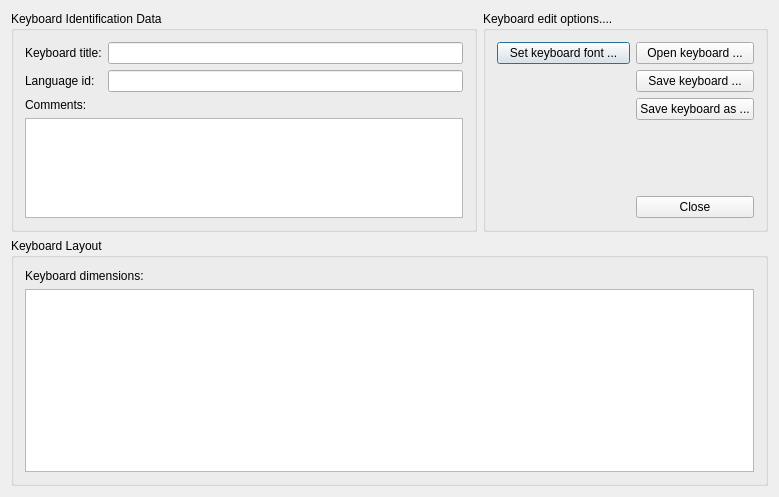
Above: src/ui/ktouchkeyboardeditordialog.ui from KDE/ktouch before the change. Below: the same form after it.
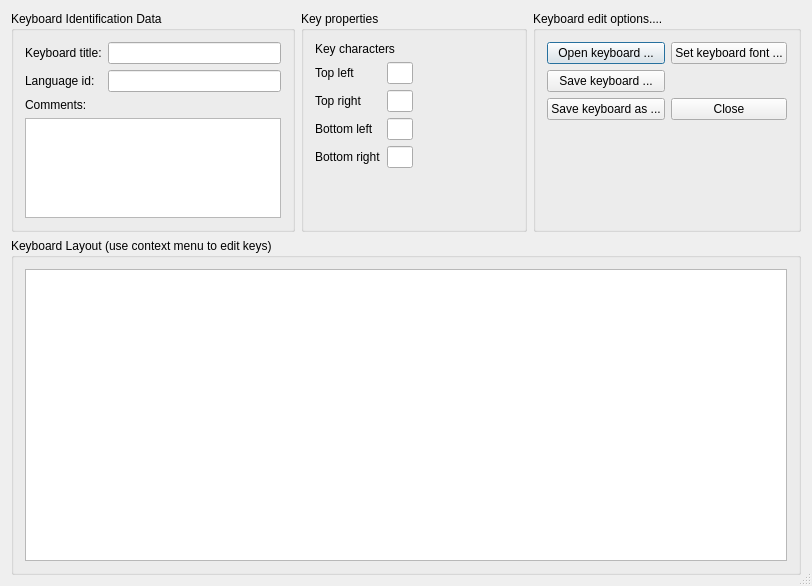
That is the form after the change.

Commit message: Keyboard editor works for normal keys.

What changed in the file:
```diff
--- a/src/ui/ktouchkeyboardeditordialog.ui
+++ b/src/ui/ktouchkeyboardeditordialog.ui
@@ -5,13 +5,16 @@
    <rect>
     <x>0</x>
     <y>0</y>
-    <width>779</width>
-    <height>497</height>
+    <width>812</width>
+    <height>586</height>
    </rect>
   </property>
   <property name="windowTitle" >
    <string>Keyboard Layout Editor</string>
   </property>
+  <property name="sizeGripEnabled" >
+   <bool>true</bool>
+  </property>
   <layout class="QGridLayout" >
    <item row="0" column="0" >
     <widget class="QGroupBox" name="groupBox3" >
@@ -94,6 +97,156 @@
     </widget>
    </item>
    <item row="0" column="1" >
+    <widget class="QGroupBox" name="keyPropertiesBox" >
+     <property name="title" >
+      <string>Key properties</string>
+     </property>
+     <layout class="QGridLayout" >
+      <item row="0" column="0" >
+       <layout class="QGridLayout" >
+        <item row="0" column="0" colspan="2" >
+         <widget class="QLabel" name="label" >
+          <property name="sizePolicy" >
+           <sizepolicy vsizetype="Preferred" hsizetype="Minimum" >
+            <horstretch>0</horstretch>
+            <verstretch>0</verstretch>
+           </sizepolicy>
+          </property>
+          <property name="text" >
+           <string>Key characters</string>
+          </property>
+         </widget>
+        </item>
+        <item row="1" column="0" >
+         <widget class="QLabel" name="label_2" >
+          <property name="text" >
+           <string>Top left</string>
+          </property>
+         </widget>
+        </item>
+        <item row="1" column="1" >
+         <widget class="QLineEdit" name="topLeftChar" >
+          <property name="sizePolicy" >
+           <sizepolicy vsizetype="Fixed" hsizetype="Preferred" >
+            <horstretch>0</horstretch>
+            <verstretch>0</verstretch>
+           </sizepolicy>
+          </property>
+          <property name="maximumSize" >
+           <size>
+            <width>26</width>
+            <height>16777215</height>
+           </size>
+          </property>
+         </widget>
+        </item>
+        <item row="2" column="0" >
+         <widget class="QLabel" name="label_3" >
+          <property name="text" >
+           <string>Top right</string>
+          </property>
+         </widget>
+        </item>
+        <item row="2" column="1" >
+         <widget class="QLineEdit" name="topRightChar" >
+          <property name="sizePolicy" >
+           <sizepolicy vsizetype="Fixed" hsizetype="Preferred" >
+            <horstretch>0</horstretch>
+            <verstretch>0</verstretch>
+           </sizepolicy>
+          </property>
+          <property name="minimumSize" >
+           <size>
+            <width>26</width>
+            <height>0</height>
+           </size>
+          </property>
+          <property name="maximumSize" >
+           <size>
+            <width>26</width>
+            <height>16777215</height>
+           </size>
+          </property>
+         </widget>
+        </item>
+        <item row="3" column="0" >
+         <widget class="QLabel" name="label_4" >
+          <property name="text" >
+           <string>Bottom left</string>
+          </property>
+         </widget>
+        </item>
+        <item row="3" column="1" >
+         <widget class="QLineEdit" name="bottomLeftChar" >
+          <property name="sizePolicy" >
+           <sizepolicy vsizetype="Fixed" hsizetype="Preferred" >
+            <horstretch>0</horstretch>
+            <verstretch>0</verstretch>
+           </sizepolicy>
+          </property>
+          <property name="maximumSize" >
+           <size>
+            <width>26</width>
+            <height>16777215</height>
+           </size>
+          </property>
+         </widget>
+        </item>
+        <item row="4" column="0" >
+         <widget class="QLabel" name="label_5" >
+          <property name="text" >
+           <string>Bottom right</string>
+          </property>
+         </widget>
+        </item>
+        <item row="4" column="1" >
+         <widget class="QLineEdit" name="bottomRightChar" >
+          <property name="sizePolicy" >
+           <sizepolicy vsizetype="Fixed" hsizetype="Preferred" >
+            <horstretch>0</horstretch>
+            <verstretch>0</verstretch>
+           </sizepolicy>
+          </property>
+          <property name="maximumSize" >
+           <size>
+            <width>26</width>
+            <height>16777215</height>
+           </size>
+          </property>
+         </widget>
+        </item>
+       </layout>
+      </item>
+      <item row="0" column="1" >
+       <spacer>
+        <property name="orientation" >
+         <enum>Qt::Horizontal</enum>
+        </property>
+        <property name="sizeHint" >
+         <size>
+          <width>21</width>
+          <height>20</height>
+         </size>
+        </property>
+       </spacer>
+      </item>
+      <item row="1" column="0" >
+       <spacer>
+        <property name="orientation" >
+         <enum>Qt::Vertical</enum>
+        </property>
+        <property name="sizeHint" >
+         <size>
+          <width>20</width>
+          <height>21</height>
+         </size>
+        </property>
+       </spacer>
+      </item>
+     </layout>
+    </widget>
+   </item>
+   <item row="0" column="2" >
     <widget class="QGroupBox" name="groupBox" >
      <property name="sizePolicy" >
       <sizepolicy vsizetype="Preferred" hsizetype="Preferred" >
@@ -104,49 +257,63 @@
      <property name="title" >
       <string>Keyboard edit options....</string>
      </property>
-     <layout class="QGridLayout" >
-      <item row="0" column="0" >
-       <widget class="QPushButton" name="setFontButton" >
-        <property name="text" >
-         <string>Set keyboard font ...</string>
-        </property>
-       </widget>
+     <layout class="QVBoxLayout" >
+      <item>
+       <layout class="QGridLayout" >
+        <item row="0" column="0" >
+         <widget class="QPushButton" name="openButton" >
+          <property name="text" >
+           <string>Open keyboard ...</string>
+          </property>
+         </widget>
+        </item>
+        <item row="0" column="1" >
+         <widget class="QPushButton" name="setFontButton" >
+          <property name="text" >
+           <string>Set keyboard font ...</string>
+          </property>
+         </widget>
+        </item>
+        <item row="1" column="0" >
+         <widget class="QPushButton" name="saveButton" >
+          <property name="text" >
+           <string>Save keyboard ...</string>
+          </property>
+         </widget>
+        </item>
+        <item row="1" column="1" >
+         <spacer>
+          <property name="orientation" >
+           <enum>Qt::Vertical</enum>
+          </property>
+          <property name="sizeType" >
+           <enum>QSizePolicy::Minimum</enum>
+          </property>
+          <property name="sizeHint" >
+           <size>
+            <width>20</width>
+            <height>20</height>
+           </size>
+          </property>
+         </spacer>
+        </item>
+        <item row="2" column="0" >
+         <widget class="QPushButton" name="saveAsButton" >
+          <property name="text" >
+           <string>Save keyboard as ...</string>
+          </property>
+         </widget>
+        </item>
+        <item row="2" column="1" >
+         <widget class="QPushButton" name="closeButton" >
+          <property name="text" >
+           <string>Close</string>
+          </property>
+         </widget>
+        </item>
+       </layout>
       </item>
-      <item row="0" column="1" >
-       <widget class="QPushButton" name="openButton" >
-        <property name="text" >
-         <string>Open keyboard ...</string>
-        </property>
-       </widget>
-      </item>
-      <item rowspan="4" row="1" column="0" >
-       <spacer>
-        <property name="orientation" >
-         <enum>Qt::Vertical</enum>
-        </property>
-        <property name="sizeHint" >
-         <size>
-          <width>133</width>
-          <height>131</height>
-         </size>
-        </property>
-       </spacer>
-      </item>
-      <item row="1" column="1" >
-       <widget class="QPushButton" name="saveButton" >
-        <property name="text" >
-         <string>Save keyboard ...</string>
-        </property>
-       </widget>
-      </item>
-      <item row="2" column="1" >
-       <widget class="QPushButton" name="saveAsButton" >
-        <property name="text" >
-         <string>Save keyboard as ...</string>
-        </property>
-       </widget>
-      </item>
-      <item row="3" column="1" >
+      <item>
        <spacer>
         <property name="orientation" >
          <enum>Qt::Vertical</enum>
@@ -154,22 +321,15 @@
         <property name="sizeHint" >
          <size>
           <width>20</width>
-          <height>31</height>
+          <height>40</height>
          </size>
         </property>
        </spacer>
       </item>
-      <item row="4" column="1" >
-       <widget class="QPushButton" name="closeButton" >
-        <property name="text" >
-         <string>Close</string>
-        </property>
-       </widget>
-      </item>
      </layout>
     </widget>
    </item>
-   <item row="1" column="0" colspan="2" >
+   <item row="1" column="0" colspan="3" >
     <widget class="QGroupBox" name="groupBox5" >
      <property name="sizePolicy" >
       <sizepolicy vsizetype="Expanding" hsizetype="Expanding" >
@@ -178,16 +338,9 @@
       </sizepolicy>
      </property>
      <property name="title" >
-      <string>Keyboard Layout</string>
+      <string>Keyboard Layout (use context menu to edit keys)</string>
      </property>
-     <layout class="QVBoxLayout" >
-      <item>
-       <widget class="QLabel" name="dimensionsLabel" >
-        <property name="text" >
-         <string>Keyboard dimensions:</string>
-        </property>
-       </widget>
-      </item>
+     <layout class="QHBoxLayout" >
       <item>
        <widget class="QGraphicsView" name="keyboardView" />
       </item>
```
The commit also changes 5 other files.
